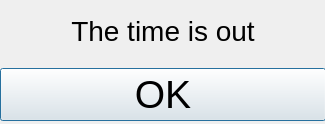
The window that MyTimer/finishsignal.ui (vetalmon20/OOP-2nd-Course-2Lab) describes before a commit, drawn with Qt 5.
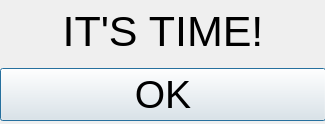
The same window after the commit.

Diff of the .ui file:
```diff
--- a/MyTimer/finishsignal.ui
+++ b/MyTimer/finishsignal.ui
@@ -27,11 +27,11 @@
      <widget class="QLabel" name="Finished">
       <property name="font">
        <font>
-        <pointsize>21</pointsize>
+        <pointsize>32</pointsize>
        </font>
       </property>
       <property name="text">
-       <string>The time is out</string>
+       <string>IT'S TIME!</string>
       </property>
       <property name="alignment">
        <set>Qt::AlignCenter</set>
```
